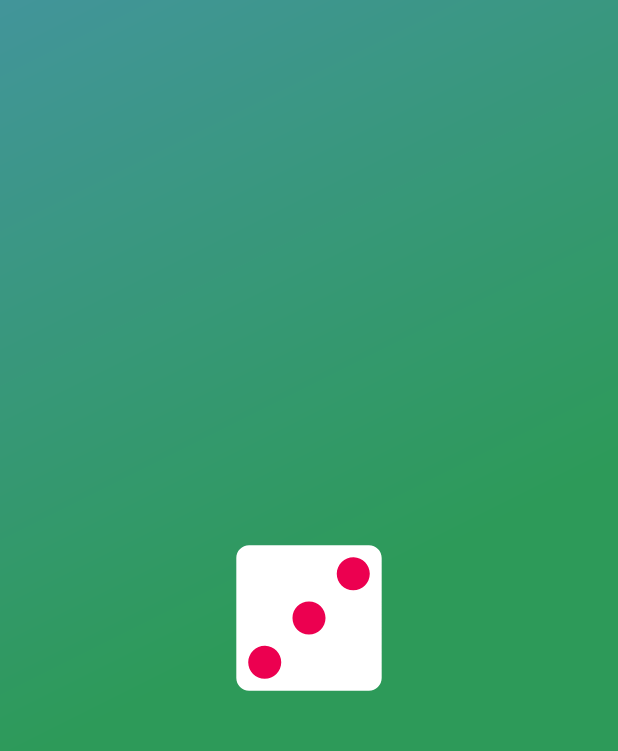
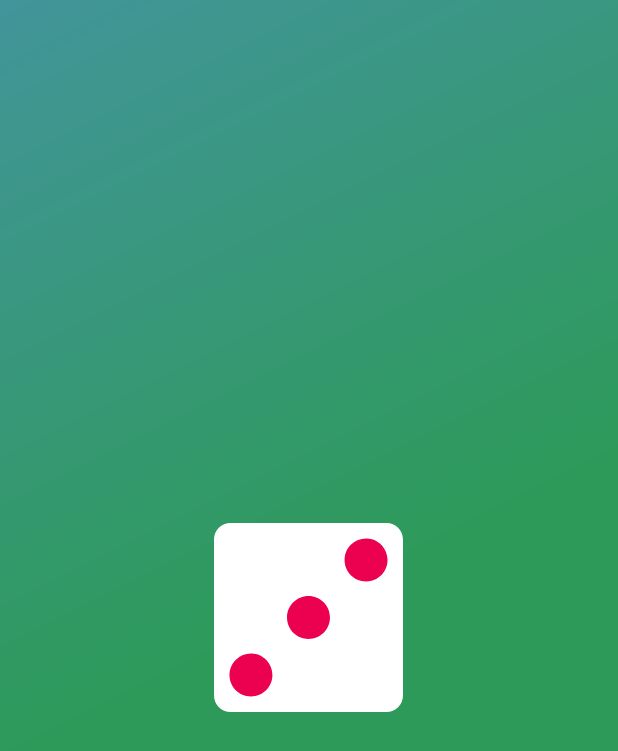
Before and after one commit to VelocityPulse/Dice, an Android app: the layout main_activity.xml on its own in the app's theme, with its tools: preview values and no code run, on a phone screen of 412 x 824 dp. Shown: the top 751 px of the screen. Run offline under Robolectric (Android 15) with nearby library versions, the phone set to English and light mode, and no system bars.

```diff
--- a/app/src/main/java/com/cpulse/dicecustomrules/core/LogManager.kt
+++ b/app/src/main/java/com/cpulse/dicecustomrules/core/LogManager.kt
@@ -8,7 +8,6 @@ object LogManager {
     private const val TAG = "CORE - Log Manager"
     private const val TAG_PREFIX = "DICE LOG : "
     private var sSilentDebugLog = false
-
 
     fun setSilentDebugLog(iValue: Boolean) {
         sSilentDebugLog = iValue
--- /dev/null
+++ b/app/src/main/java/com/cpulse/dicecustomrules/core/Utils.kt
@@ -0,0 +1,5 @@
+package com.cpulse.dicecustomrules.core
+
+object Utils {
+
+}
--- a/app/src/main/res/layout/main_activity.xml
+++ b/app/src/main/res/layout/main_activity.xml
@@ -6,11 +6,10 @@
     android:layout_gravity="center"
     android:background="@drawable/background">
 
-
     <ImageView
         android:id="@+id/dice_background"
-        android:layout_width="90dp"
-        android:layout_height="90dp"
+        android:layout_width="120dp"
+        android:layout_height="120dp"
         android:layout_centerInParent="true"
         android:layout_marginStart="5dp"
         android:layout_marginTop="5dp"
@@ -19,8 +18,8 @@
 
     <ImageView
         android:id="@+id/dice_shape"
-        android:layout_width="100dp"
-        android:layout_height="100dp"
+        android:layout_width="130dp"
+        android:layout_height="130dp"
         android:layout_centerInParent="true"
         android:src="@drawable/dice_3"
         tools:ignore="ContentDescription" />
```
Also changed, not shown: app/src/main/java/com/cpulse/dicecustomrules/MainActivity.kt (+83 -2 lines).
